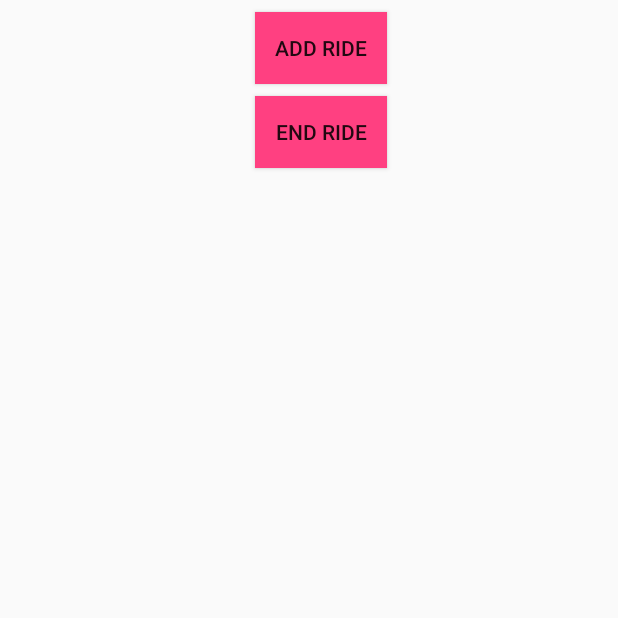
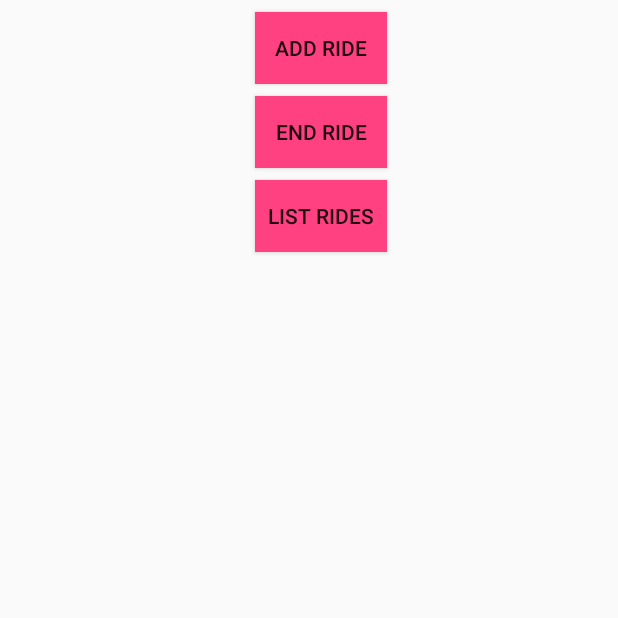
Before and after one commit to ArnHen/AndroidBikeShare, an Android app: the screen it shows after launch (BikeShareActivity), on a phone screen of 412 x 824 dp, the top half of it. Run offline under Robolectric (Android 15) with nearby library versions, the phone set to English and light mode, and no system bars; 1 statement that could not run was skipped.

Commit message:
After Week 03 Assignment

```diff
--- a/app/src/main/java/com/example/arnehenriksen/bikeshareassignment/BikeShareActivity.java
+++ b/app/src/main/java/com/example/arnehenriksen/bikeshareassignment/BikeShareActivity.java
@@ -3,19 +3,30 @@ package com.example.arnehenriksen.bikeshareassignment;
 import android.app.Activity;
 import android.content.Intent;
 import android.os.Bundle;
+import android.util.Log;
 import android.view.View;
+import android.widget.ArrayAdapter;
 import android.widget.Button;
+import android.widget.ListView;
 import android.widget.TextView;
+
+import java.util.ArrayList;
+import java.util.List;
 
 public class BikeShareActivity extends Activity {
     // GUI variables
     private Button addRide;
     private Button endRide;
+    private Button listRides;
+    private ArrayAdapter<Ride> listAdapter;
+    private RidesDB ridesDB;
+    private ListView rideListOverview;
 
     @Override
     protected void onCreate(Bundle savedInstanceState) {
         super.onCreate(savedInstanceState);
-        setContentView(R.layout. activity_bike_share);
+        setContentView(R.layout.activity_bike_share);
+        ridesDB = RidesDB.get(this);
 
 // Button
         addRide = (Button) findViewById(R.id.add_button);
@@ -34,5 +45,23 @@ public class BikeShareActivity extends Activity {
                 startActivity(intent);
             }
         });
+        listRides = (Button) findViewById(R.id.list_rides);
+        listRides.setOnClickListener(new View.OnClickListener() {
+            @Override
+            public void onClick(View view) {
+                if (listAdapter == null) {
+                    listAdapter = new ArrayAdapter<Ride>(BikeShareActivity.this, R.layout.single_ride, ridesDB.getRidesDB());
+                    rideListOverview = (ListView) findViewById(R.id.ride_list);
+                    rideListOverview.setVisibility(View.INVISIBLE);
+                    rideListOverview.setAdapter(listAdapter);
+                }
+
+                if (rideListOverview.getVisibility() == View.INVISIBLE) {
+                    rideListOverview.setVisibility(View.VISIBLE);
+                } else {
+                    rideListOverview.setVisibility(View.INVISIBLE);
+                }
+            }
+        });
     }
 }
--- a/app/src/main/java/com/example/arnehenriksen/bikeshareassignment/EndRideActivity.java
+++ b/app/src/main/java/com/example/arnehenriksen/bikeshareassignment/EndRideActivity.java
@@ -29,8 +29,8 @@ public class EndRideActivity extends AppCompatActivity {
             @Override
             public void onClick(View view) {
                 if ((newWhat.getText().length()>0) && (newWhere.getText().length()>0 )){
-                    last.setMbikeName(newWhat.getText().toString().trim());
-                    last.setMstartRide(newWhere.getText().toString().trim());
+                    last.setBikeName(newWhat.getText().toString().trim());
+                    last.setStartRide(newWhere.getText().toString().trim());
 // reset text fields
                     newWhat.setText("");
                     newWhere.setText("");
--- a/app/src/main/java/com/example/arnehenriksen/bikeshareassignment/StartRideActivity.java
+++ b/app/src/main/java/com/example/arnehenriksen/bikeshareassignment/StartRideActivity.java
@@ -29,8 +29,8 @@ public class StartRideActivity extends AppCompatActivity {
             @Override
             public void onClick(View view) {
                 if ((newWhat.getText().length()>0) && (newWhere.getText().length()>0 )){
-                    last.setMbikeName(newWhat.getText().toString().trim());
-                    last.setMstartRide(newWhere.getText().toString().trim());
+                    last.setBikeName(newWhat.getText().toString().trim());
+                    last.setStartRide(newWhere.getText().toString().trim());
 // reset text fields
                     newWhat.setText("");
                     newWhere.setText("");
--- a/app/src/main/res/layout/activity_bike_share.xml
+++ b/app/src/main/res/layout/activity_bike_share.xml
@@ -1,6 +1,5 @@
 <?xml version="1.0" encoding="utf-8"?>
-<LinearLayout
-    xmlns:android="http://schemas.android.com/apk/res/android"
+<LinearLayout xmlns:android="http://schemas.android.com/apk/res/android"
     xmlns:app="http://schemas.android.com/apk/res-auto"
     xmlns:tools="http://schemas.android.com/tools"
     android:layout_width="match_parent"
@@ -15,38 +14,73 @@
     <LinearLayout
         android:layout_width="wrap_content"
         android:layout_height="wrap_content"
-        android:orientation="horizontal">
-    </LinearLayout>
+        android:orientation="horizontal"></LinearLayout>
 
     <View
         android:layout_width="match_parent"
-        android:layout_height="8dp"/>
+        android:layout_height="8dp" />
 
     <Button
         android:id="@+id/add_button"
+        android:layout_width="wrap_content"
         android:layout_height="wrap_content"
-        android:layout_width="wrap_content"
         android:layout_gravity="center"
-        android:text="@string/add_ride"
-        android:background="@color/colorAccent"/>
+        android:background="@color/colorAccent"
+        android:text="@string/add_ride" />
 
 
     <LinearLayout
         android:layout_width="wrap_content"
         android:layout_height="wrap_content"
-        android:orientation="horizontal">
-    </LinearLayout>
+        android:orientation="horizontal"></LinearLayout>
 
     <View
         android:layout_width="match_parent"
-        android:layout_height="8dp"/>
+        android:layout_height="8dp" />
 
     <Button
         android:id="@+id/end_button"
+        android:layout_width="wrap_content"
         android:layout_height="wrap_content"
+        android:layout_gravity="center"
+        android:background="@color/colorAccent"
+        android:text="@string/end_ride" />
+
+    <LinearLayout
         android:layout_width="wrap_content"
+        android:layout_height="wrap_content"
+        android:orientation="horizontal"></LinearLayout>
+
+    <View
+        android:layout_width="match_parent"
+        android:layout_height="8dp" />
+
+    <Button
+        android:id="@+id/list_rides"
+        android:layout_width="wrap_content"
+        android:layout_height="wrap_content"
         android:layout_gravity="center"
-        android:text="@string/end_ride"
-        android:background="@color/colorAccent"/>
+        android:background="@color/colorAccent"
+        android:text="@string/list_rides" />
 
+    <LinearLayout
+        android:layout_width="wrap_content"
+        android:layout_height="wrap_content"
+        android:orientation="horizontal"></LinearLayout>
+
+    <View
+        android:layout_width="match_parent"
+        android:layout_height="8dp" />
+
+    <LinearLayout
+        android:layout_width="wrap_content"
+        android:layout_height="match_parent"
+        android:orientation="vertical">
+
+        <ListView
+            android:id="@+id/ride_list"
+            android:layout_width="fill_parent"
+            android:layout_height="wrap_content"
+            android:textSize="12sp" />
+    </LinearLayout>
 </LinearLayout>
--- a/app/src/main/res/values/strings.xml
+++ b/app/src/main/res/values/strings.xml
@@ -5,4 +5,5 @@
     <string name="where">Where</string>
     <string name="add_ride">Add Ride</string>
     <string name="end_ride">End Ride</string>
+    <string name="list_rides">List Rides</string>
 </resources>
```
Also changed, not shown: app/src/main/java/com/example/arnehenriksen/bikeshareassignment/Ride.java (+42 -11 lines).
